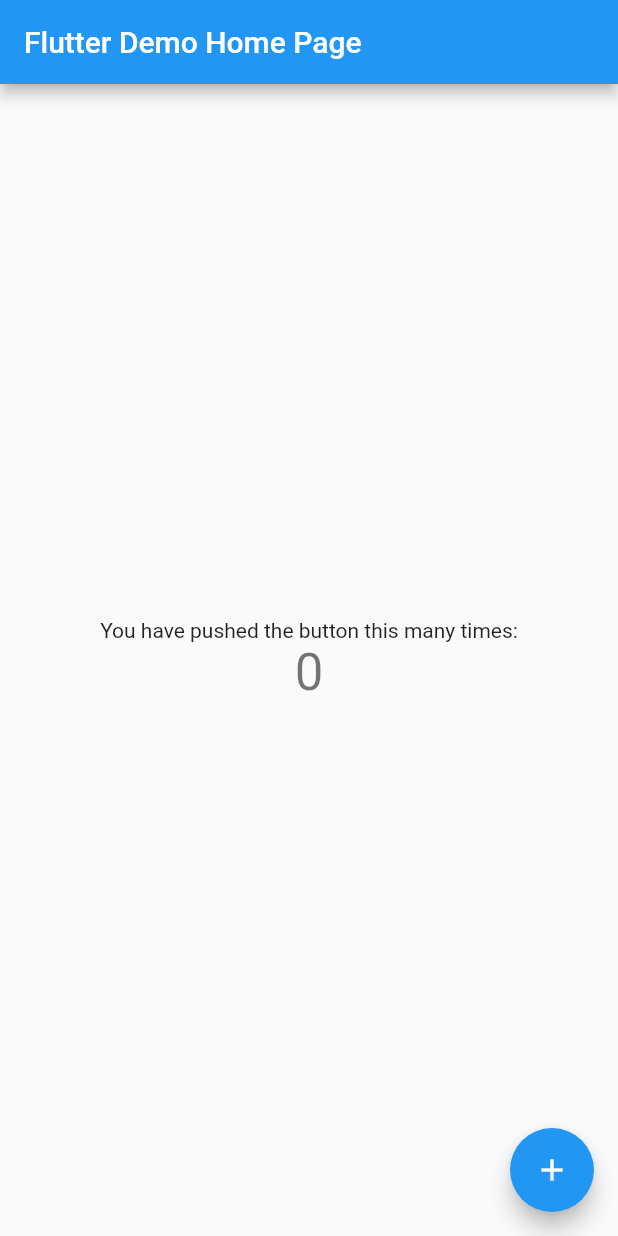
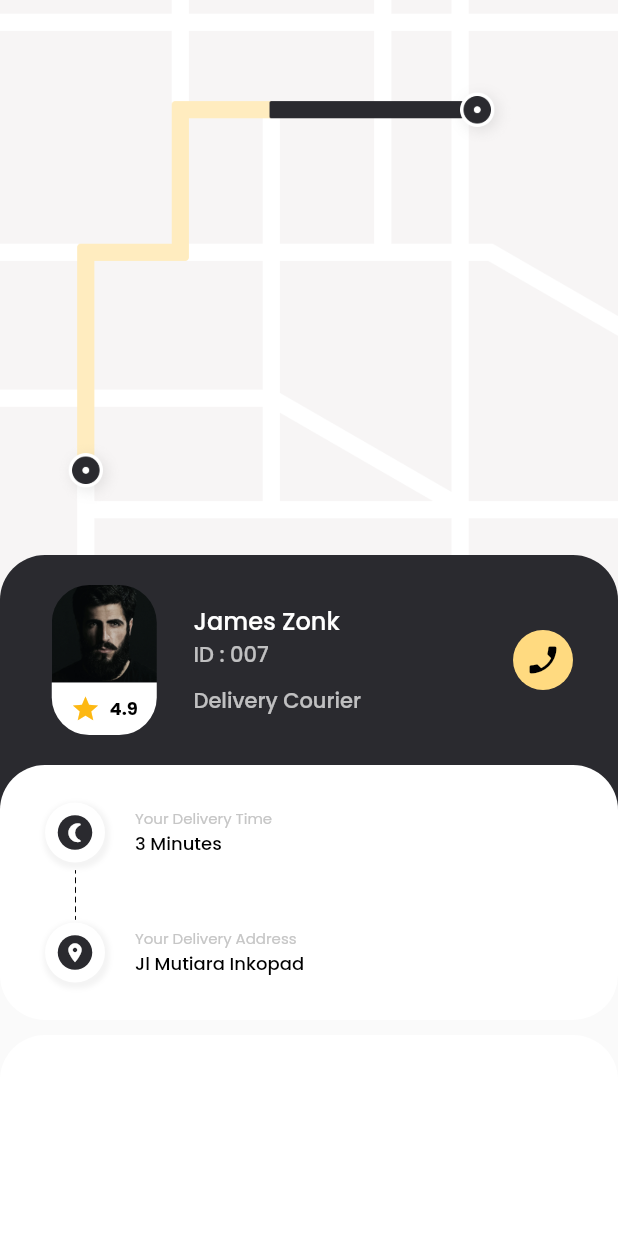
Before and after one commit to Syahro/food_delivery, a Flutter app: the screen it shows after launch, on a phone screen of 412 x 824 dp. Run offline on Flutter 3.47's test engine with Material 2 defaults, Android fonts, the phone set to English and light mode, and no system bars; our stand-ins replace google_fonts.

Commit message:
done until delivery status information

```diff
--- a/lib/main.dart
+++ b/lib/main.dart
@@ -1,113 +1,14 @@
 import 'package:flutter/material.dart';
+import 'package:food_delivery/pages/home_page.dart';
 
-void main() {
-  runApp(MyApp());
-}
+void main() => runApp(MyApp());
 
 class MyApp extends StatelessWidget {
-  // This widget is the root of your application.
   @override
   Widget build(BuildContext context) {
     return MaterialApp(
-      title: 'Flutter Demo',
-      theme: ThemeData(
-        // This is the theme of your application.
-        //
-        // Try running your application with "flutter run". You'll see the
-        // application has a blue toolbar. Then, without quitting the app, try
-        // changing the primarySwatch below to Colors.green and then invoke
-        // "hot reload" (press "r" in the console where you ran "flutter run",
-        // or simply save your changes to "hot reload" in a Flutter IDE).
-        // Notice that the counter didn't reset back to zero; the application
-        // is not restarted.
-        primarySwatch: Colors.blue,
-      ),
-      home: MyHomePage(title: 'Flutter Demo Home Page'),
+      debugShowCheckedModeBanner: false,
+      home: HomePage(),
     );
   }
 }
-
-class MyHomePage extends StatefulWidget {
-  MyHomePage({Key key, this.title}) : super(key: key);
-
-  // This widget is the home page of your application. It is stateful, meaning
-  // that it has a State object (defined below) that contains fields that affect
-  // how it looks.
-
-  // This class is the configuration for the state. It holds the values (in this
-  // case the title) provided by the parent (in this case the App widget) and
-  // used by the build method of the State. Fields in a Widget subclass are
-  // always marked "final".
-
-  final String title;
-
-  @override
-  _MyHomePageState createState() => _MyHomePageState();
-}
-
-class _MyHomePageState extends State<MyHomePage> {
-  int _counter = 0;
-
-  void _incrementCounter() {
-    setState(() {
-      // This call to setState tells the Flutter framework that something has
-      // changed in this State, which causes it to rerun the build method below
-      // so that the display can reflect the updated values. If we changed
-      // _counter without calling setState(), then the build method would not be
-      // called again, and so nothing would appear to happen.
-      _counter++;
-    });
-  }
-
-  @override
-  Widget build(BuildContext context) {
-    // This method is rerun every time setState is called, for instance as done
-    // by the _incrementCounter method above.
-    //
-    // The Flutter framework has been optimized to make rerunning build methods
-    // fast, so that you can just rebuild anything that needs updating rather
-    // than having to individually change instances of widgets.
-    return Scaffold(
-      appBar: AppBar(
-        // Here we take the value from the MyHomePage object that was created by
-        // the App.build method, and use it to set our appbar title.
-        title: Text(widget.title),
-      ),
-      body: Center(
-        // Center is a layout widget. It takes a single child and positions it
-        // in the middle of the parent.
-        child: Column(
-          // Column is also a layout widget. It takes a list of children and
-          // arranges them vertically. By default, it sizes itself to fit its
-          // children horizontally, and tries to be as tall as its parent.
-          //
-          // Invoke "debug painting" (press "p" in the console, choose the
-          // "Toggle Debug Paint" action from the Flutter Inspector in Android
-          // Studio, or the "Toggle Debug Paint" command in Visual Studio Code)
-          // to see the wireframe for each widget.
-          //
-          // Column has various properties to control how it sizes itself and
-          // how it positions its children. Here we use mainAxisAlignment to
-          // center the children vertically; the main axis here is the vertical
-          // axis because Columns are vertical (the cross axis would be
-          // horizontal).
-          mainAxisAlignment: MainAxisAlignment.center,
-          children: <Widget>[
-            Text(
-              'You have pushed the button this many times:',
-            ),
-            Text(
-              '$_counter',
-              style: Theme.of(context).textTheme.headline4,
-            ),
-          ],
-        ),
-      ),
-      floatingActionButton: FloatingActionButton(
-        onPressed: _incrementCounter,
-        tooltip: 'Increment',
-        child: Icon(Icons.add),
-      ), // This trailing comma makes auto-formatting nicer for build methods.
-    );
-  }
-}
--- /dev/null
+++ b/lib/pages/home_page.dart
@@ -0,0 +1,242 @@
+import 'package:flutter/material.dart';
+import 'package:food_delivery/theme.dart';
+import 'package:food_delivery/widget/time_loc_info.dart';
+
+class HomePage extends StatelessWidget {
+  @override
+  Widget build(BuildContext context) {
+    return Scaffold(
+      body: Stack(
+        children: [
+          Image.asset(
+            'assets/map.png',
+            width: double.infinity,
+            height: 405,
+            fit: BoxFit.cover,
+          ),
+          ListView(
+            children: [
+              SizedBox(
+                height: 370,
+              ),
+              Stack(
+                children: [
+                  Container(
+                    width: double.infinity,
+                    height: 200,
+                    decoration: BoxDecoration(
+                      color: semiBlackColor,
+                      borderRadius: BorderRadius.vertical(
+                        top: Radius.circular(30),
+                      ),
+                    ),
+                    child: Column(
+                      children: [
+                        Padding(
+                          padding: EdgeInsets.fromLTRB(
+                            defaultMargin,
+                            20,
+                            defaultMargin,
+                            20,
+                          ),
+                          child: Column(
+                            children: [
+                              Row(
+                                children: [
+                                  Container(
+                                    height: 100,
+                                    width: 79,
+                                    decoration: BoxDecoration(
+                                      borderRadius: BorderRadius.circular(25),
+                                    ),
+                                    child: Column(
+                                      mainAxisAlignment:
+                                          MainAxisAlignment.spaceBetween,
+                                      children: [
+                                        ClipRRect(
+                                          borderRadius: BorderRadius.vertical(
+                                            top: Radius.circular(25),
+                                          ),
+                                          child: Image.asset(
+                                            'assets/profile.png',
+                                            width: 70,
+                                            height: 65,
+                                            fit: BoxFit.cover,
+                                          ),
+                                        ),
+                                        Container(
+                                          height: 35,
+                                          width: 70,
+                                          decoration: BoxDecoration(
+                                            color: whiteColor,
+                                            borderRadius: BorderRadius.vertical(
+                                              bottom: Radius.circular(25),
+                                            ),
+                                          ),
+                                          child: Row(
+                                            mainAxisAlignment:
+                                                MainAxisAlignment.center,
+                                            children: [
+                                              Icon(
+                                                Icons.star,
+                                                color: yellowColor,
+                                                size: 20,
+                                              ),
+                                              SizedBox(
+                                                width: 6,
+                                              ),
+                                              Text(
+                                                '4.9',
+                                                style: titleTextstyle.copyWith(
+                                                  fontSize: 12,
+                                                  color: blackColor,
+                                                  fontWeight: FontWeight.w700,
+                                                ),
+                                              ),
+                                            ],
+                                          ),
+                                        )
+                                      ],
+                                    ),
+                                  ),
+                                  SizedBox(
+                                    width: 20,
+                                  ),
+                                  Column(
+                                    crossAxisAlignment:
+                                        CrossAxisAlignment.start,
+                                    children: [
+                                      Text(
+                                        'James Zonk',
+                                        style: titleTextstyle.copyWith(
+                                          fontSize: 16,
+                                        ),
+                                      ),
+                                      Text(
+                                        'ID : 007',
+                                        style: titleTextstyle.copyWith(
+                                          fontSize: 14,
+                                          color: whiteColor.withOpacity(0.7),
+                                        ),
+                                      ),
+                                      SizedBox(
+                                        height: 10,
+                                      ),
+                                      Text(
+                                        'Delivery Courier',
+                                        style: titleTextstyle.copyWith(
+                                          fontSize: 14,
+                                          color: whiteColor.withOpacity(0.7),
+                                        ),
+                                      )
+                                    ],
+                                  ),
+                                  Spacer(),
+                                  Container(
+                                    height: 40,
+                                    width: 40,
+                                    decoration: BoxDecoration(
+                                      color: semiYellowColor,
+                                      borderRadius: BorderRadius.circular(20),
+                                    ),
+                                    child: Center(
+                                      child: Icon(
+                                        Icons.phone_enabled,
+                                        color: blackColor,
+                                      ),
+                                    ),
+                                  )
+                                ],
+                              ),
+                            ],
+                          ),
+                        ),
+                      ],
+                    ),
+                  ),
+                  Padding(
+                    padding: EdgeInsets.only(top: 140),
+                    child: Column(
+                      children: [
+                        Container(
+                          width: double.infinity,
+                          decoration: BoxDecoration(
+                            color: whiteColor,
+                            borderRadius: BorderRadius.circular(30),
+                          ),
+                          child: Padding(
+                            padding: EdgeInsets.fromLTRB(
+                              defaultMargin,
+                              25,
+                              defaultMargin,
+                              25,
+                            ),
+                            child: Column(
+                              children: [
+                                TimeLocInfo(
+                                  deliveryTime: true,
+                                  deliveryTitle: 'Your Delivery Time',
+                                  deliveryInfo: '3 Minutes',
+                                ),
+                                SizedBox(
+                                  height: 5,
+                                ),
+                                Padding(
+                                  padding: EdgeInsets.only(left: 20),
+                                  child: Row(
+                                    mainAxisAlignment: MainAxisAlignment.start,
+                                    children: [
+                                      Image.asset(
+                                        'assets/time_plan.png',
+                                        height: 33,
+                                        width: 1,
+                                      ),
+                                    ],
+                                  ),
+                                ),
+                                SizedBox(
+                                  height: 2,
+                                ),
+                                TimeLocInfo(
+                                  deliveryTime: false,
+                                  deliveryTitle: 'Your Delivery Address',
+                                  deliveryInfo: 'Jl Mutiara Inkopad',
+                                ),
+                              ],
+                            ),
+                          ),
+                        ),
+                        SizedBox(
+                          height: 10,
+                        ),
+                        Container(
+                          width: double.infinity,
+                          height: 200,
+                          decoration: BoxDecoration(
+                            color: whiteColor,
+                            borderRadius: BorderRadius.circular(30),
+                          ),
+                        ),
+                        SizedBox(
+                          height: 10,
+                        ),
+                        Container(
+                          width: double.infinity,
+                          height: 200,
+                          decoration: BoxDecoration(
+                            color: whiteColor,
+                            borderRadius: BorderRadius.circular(30),
+                          ),
+                        ),
+                      ],
+                    ),
+                  ),
+                ],
+              ),
+            ],
+          )
+        ],
+      ),
+    );
+  }
+}
--- /dev/null
+++ b/lib/theme.dart
@@ -0,0 +1,21 @@
+import 'package:flutter/material.dart';
+import 'package:google_fonts/google_fonts.dart';
+
+Color blackColor = Color(0XFF000000);
+Color semiBlackColor = Color(0XFF2A2A2F);
+Color semiYellowColor = Color(0XFFFFDA80);
+Color yellowColor = Color(0XFFFDB812);
+Color whiteColor = Color(0XFFFFFFFF);
+Color lightGreyColor = Color(0XFFC6C6C6);
+
+final double defaultMargin = 30.0;
+
+TextStyle titleTextstyle = GoogleFonts.poppins(
+  fontWeight: FontWeight.w500,
+  color: whiteColor,
+);
+
+TextStyle subTitleTextStyle = GoogleFonts.poppins(
+  fontWeight: FontWeight.w400,
+  color: lightGreyColor,
+);
--- /dev/null
+++ b/lib/widget/time_loc_info.dart
@@ -0,0 +1,76 @@
+import 'package:flutter/material.dart';
+import 'package:food_delivery/theme.dart';
+
+class TimeLocInfo extends StatelessWidget {
+  final bool deliveryTime;
+  final String deliveryTitle;
+  final String deliveryInfo;
+
+  TimeLocInfo({
+    this.deliveryTime,
+    this.deliveryTitle,
+    this.deliveryInfo,
+  });
+  @override
+  Widget build(BuildContext context) {
+    return Row(
+      children: [
+        Container(
+          height: 40,
+          width: 40,
+          decoration: BoxDecoration(
+            color: whiteColor,
+            borderRadius: BorderRadius.circular(20),
+            boxShadow: [
+              BoxShadow(
+                color: lightGreyColor.withOpacity(0.2),
+                blurRadius: 2,
+                spreadRadius: 2,
+                offset: Offset(1, 2),
+              )
+            ],
+          ),
+          child: Center(
+            child: Container(
+              height: 23,
+              width: 23,
+              decoration: BoxDecoration(
+                color: semiBlackColor,
+                borderRadius: BorderRadius.circular(14),
+              ),
+              child: Center(
+                child: Icon(
+                  deliveryTime ? Icons.nightlight_round : Icons.location_on,
+                  color: whiteColor,
+                  size: 15,
+                ),
+              ),
+            ),
+          ),
+        ),
+        SizedBox(
+          width: 20,
+        ),
+        Column(
+          crossAxisAlignment: CrossAxisAlignment.start,
+          children: [
+            Text(
+              deliveryTitle,
+              style: subTitleTextStyle.copyWith(
+                fontSize: 10,
+              ),
+            ),
+            Text(
+              deliveryInfo,
+              style: titleTextstyle.copyWith(
+                fontSize: 12,
+                color: blackColor,
+                fontWeight: FontWeight.w500,
+              ),
+            ),
+          ],
+        )
+      ],
+    );
+  }
+}
```
Also changed, not shown: pubspec.yaml (+3 -10 lines), assets/map.png (added), assets/profile.png (added), assets/time_plan.png (added), pubspec.lock.
